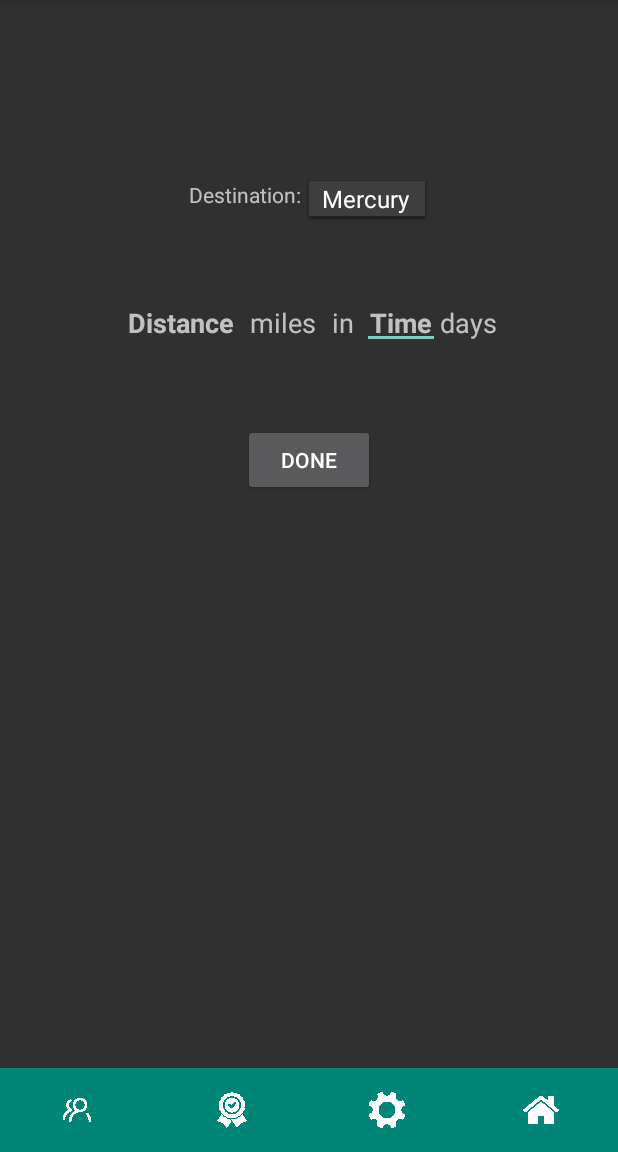
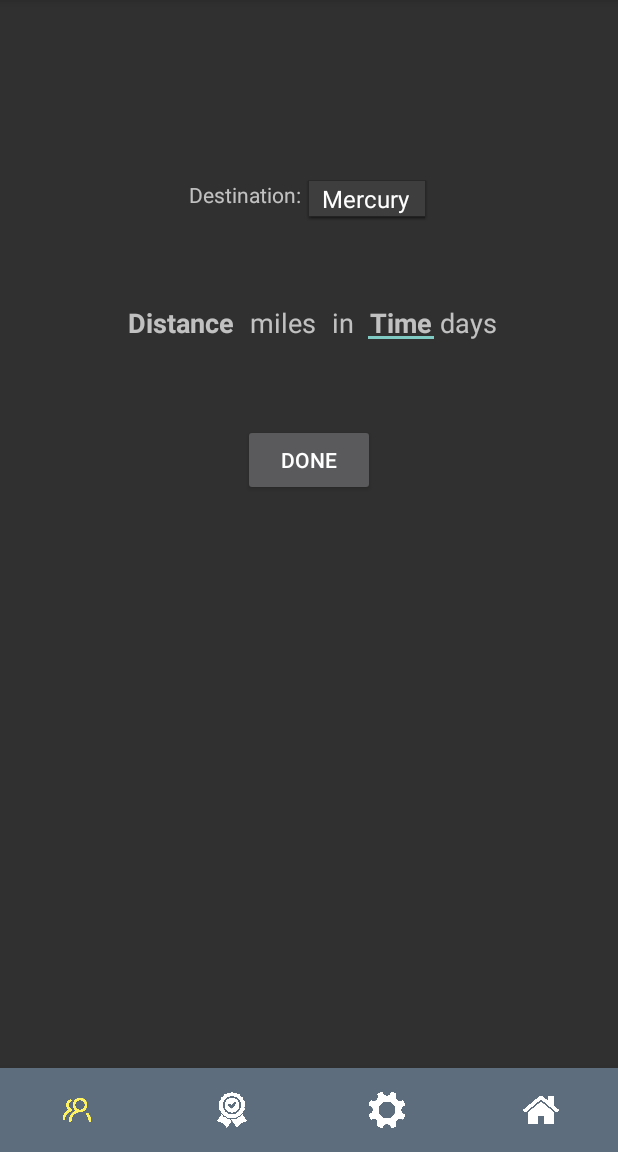
Before and after one commit to VOjha/Run-the-World, an Android app: the CreateNewRun screen opened directly, with no data from a screen before it, on a phone screen of 412 x 824 dp, the part 84-1236 px from its top. Run offline under Robolectric (Android 15) with nearby library versions, the phone set to English and light mode, and no system bars.

Commit message:
restyling bottom bar

```diff
--- a/RuntheWorld/app/src/main/res/layout/activity_create_new_run.xml
+++ b/RuntheWorld/app/src/main/res/layout/activity_create_new_run.xml
@@ -96,11 +96,11 @@
         android:layout_width="match_parent"
         android:layout_height="wrap_content"
         android:layout_alignParentBottom="true"
-        android:background="@color/colorPrimary"
-        app:itemBackground="@color/colorPrimary"
-        app:itemIconTint="@android:color/white"
-        app:itemTextColor="@android:color/white"
+        android:background="@color/bottomBackground"
         app:labelVisibilityMode="unlabeled"
+        app:itemBackground="@color/bottomBackground"
+        app:itemIconTint="@drawable/bottom_color"
+        app:itemTextColor="@drawable/bottom_color"
         app:menu="@menu/bottom_menu" />
 
 </RelativeLayout>
```
Also changed, not shown: RuntheWorld/app/src/main/res/layout/activity_achievements.xml (+4 -4 lines), RuntheWorld/app/src/main/res/layout/activity_distance_log.xml (+4 -4 lines), RuntheWorld/app/src/main/res/layout/activity_during_run.xml (+4 -4 lines), RuntheWorld/app/src/main/res/layout/activity_input_run_data.xml (+4 -4 lines), RuntheWorld/app/src/main/res/layout/activity_settings.xml (+4 -4 lines), RuntheWorld/app/src/main/res/layout/activity_social.xml (+4 -4 lines), RuntheWorld/app/src/main/res/layout/activity_travel_book.xml (+4 -4 lines).
